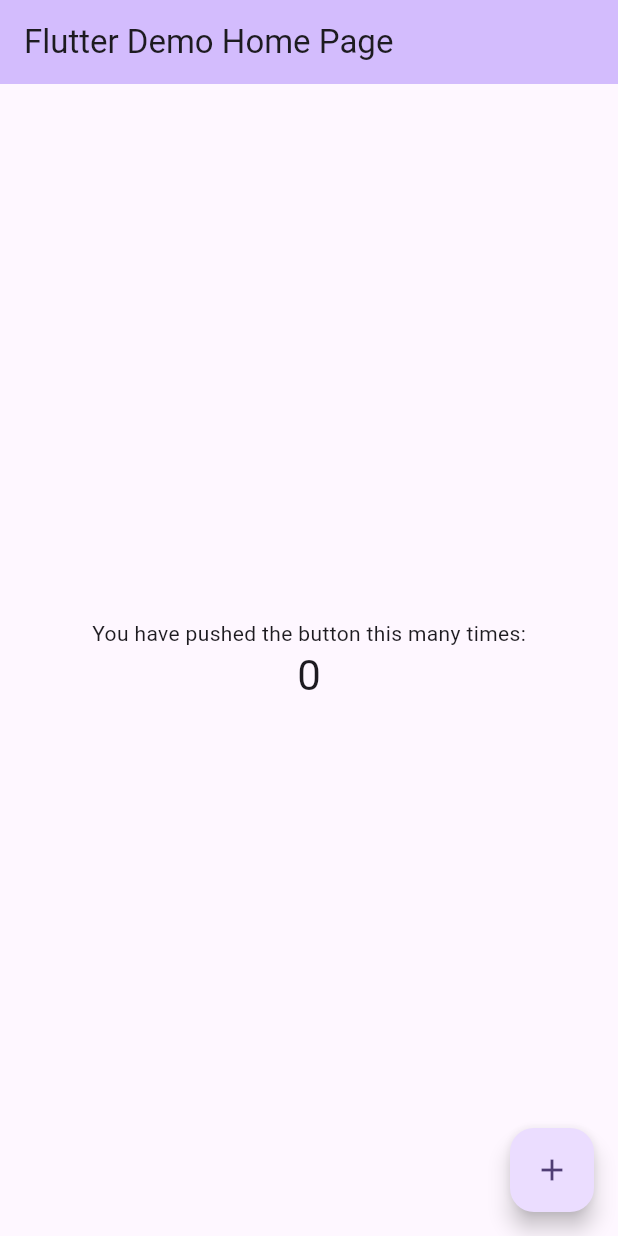
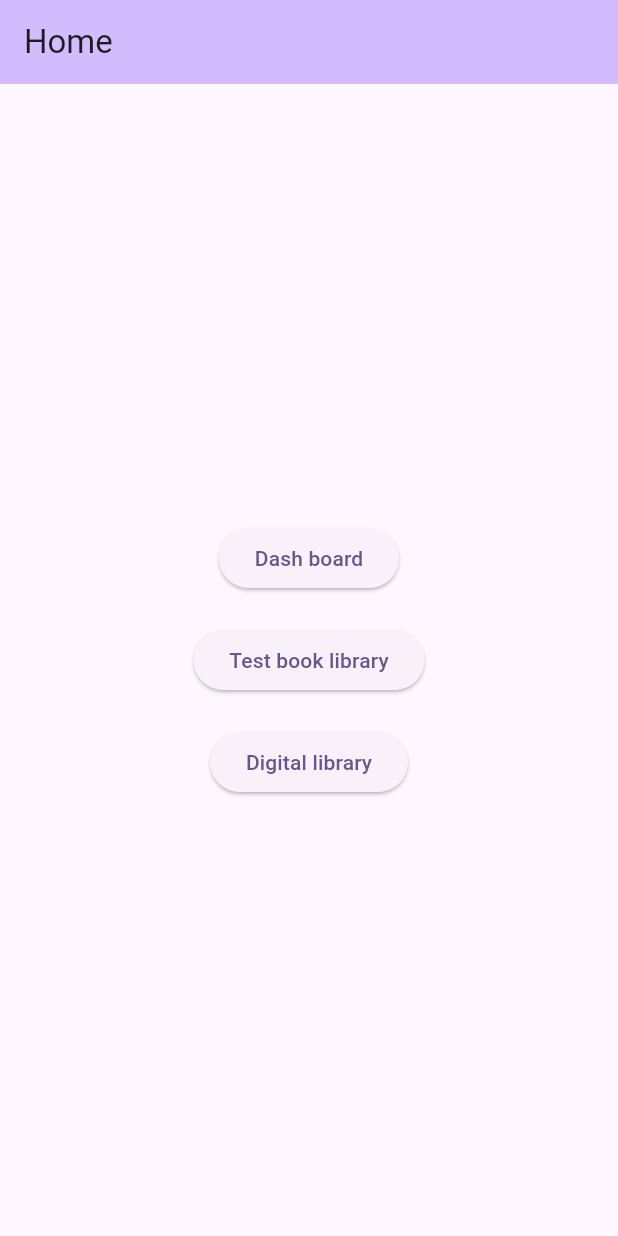
Before and after one commit to could-ai/0199a5fc-dbab-7002-85c0-d24646262c26, a Flutter app: the screen it shows after launch, on a phone screen of 412 x 824 dp. Run offline on Flutter 3.47's test engine with Material 3 defaults, Android fonts, the phone set to English and light mode, and no system bars.

Commit message:
I have updated the main.dart file to set up the basic structure of the application. The previous counter demo has been removed, and the HomePage is now set as the initial screen. This change provides a clean foundation for the new app structure.; I have created a new home page that serves as the main entry point of your application. This page features three buttons: 'Dash board', 'Test book library', and 'Digital library'. Each button is configured to navigate to its respective screen, providing the primary navigation for the user.; I have created the dashboard page, which will display the user's schedule. It includes a placeholder for the time table, an 'Add' button, and a 'Next' button at the bottom, along with a 'Back' button in the app bar for easy navigation. This sets up the basic layout for the schedule management feature.; I have created the testbook library page, which is designed to display book details. It includes 'Add' and 'Next' buttons in the app bar for user actions, and a 'Back' button for returning to the home screen. This provides the fundamental structure for the book library feature.; I have created the digital library page, which will manage digital resources like PDFs and study schedules. The page includes placeholders for PDF options and a study timetable, along with 'Add' buttons for both general items and the daily schedule. A 'Back' button is also present for navigation. This establishes the initial layout for the digital library functionality.

```diff
--- a/usr/lib/main.dart
+++ b/usr/lib/main.dart
@@ -1,4 +1,5 @@
 import 'package:flutter/material.dart';
+import 'package:couldai_user_app/screens/home_page.dart';
 
 void main() {
   runApp(const MyApp());
@@ -7,114 +8,16 @@ void main() {
 class MyApp extends StatelessWidget {
   const MyApp({super.key});
 
-  // This widget is the root of your application.
   @override
   Widget build(BuildContext context) {
     return MaterialApp(
-      title: 'Flutter Demo',
+      title: 'Flutter App',
       debugShowCheckedModeBanner: false,
       theme: ThemeData(
-        // This is the theme of your application.
-        //
-        // TRY THIS: Try running your application with "flutter run". You'll see
-        // the application has a purple toolbar. Then, without quitting the app,
-        // try changing the seedColor in the colorScheme below to Colors.green
-        // and then invoke "hot reload" (save your changes or press the "hot
-        // reload" button in a Flutter-supported IDE, or press "r" if you used
-        // the command line to start the app).
-        //
-        // Notice that the counter didn't reset back to zero; the application
-        // state is not lost during the reload. To reset the state, use hot
-        // restart instead.
-        //
-        // This works for code too, not just values: Most code changes can be
-        // tested with just a hot reload.
         colorScheme: ColorScheme.fromSeed(seedColor: Colors.deepPurple),
+        useMaterial3: true,
       ),
-      home: const MyHomePage(title: 'Flutter Demo Home Page'),
+      home: const HomePage(),
     );
   }
 }
-
-class MyHomePage extends StatefulWidget {
-  const MyHomePage({super.key, required this.title});
-
-  // This widget is the home page of your application. It is stateful, meaning
-  // that it has a State object (defined below) that contains fields that affect
-  // how it looks.
-
-  // This class is the configuration for the state. It holds the values (in this
-  // case the title) provided by the parent (in this case the App widget) and
-  // used by the build method of the State. Fields in a Widget subclass are
-  // always marked "final".
-
-  final String title;
-
-  @override
-  State<MyHomePage> createState() => _MyHomePageState();
-}
-
-class _MyHomePageState extends State<MyHomePage> {
-  int _counter = 0;
-
-  void _incrementCounter() {
-    setState(() {
-      // This call to setState tells the Flutter framework that something has
-      // changed in this State, which causes it to rerun the build method below
-      // so that the display can reflect the updated values. If we changed
-      // _counter without calling setState(), then the build method would not be
-      // called again, and so nothing would appear to happen.
-      _counter++;
-    });
-  }
-
-  @override
-  Widget build(BuildContext context) {
-    // This method is rerun every time setState is called, for instance as done
-    // by the _incrementCounter method above.
-    //
-    // The Flutter framework has been optimized to make rerunning build methods
-    // fast, so that you can just rebuild anything that needs updating rather
-    // than having to individually change instances of widgets.
-    return Scaffold(
-      appBar: AppBar(
-        // TRY THIS: Try changing the color here to a specific color (to
-        // Colors.amber, perhaps?) and trigger a hot reload to see the AppBar
-        // change color while the other colors stay the same.
-        backgroundColor: Theme.of(context).colorScheme.inversePrimary,
-        // Here we take the value from the MyHomePage object that was created by
-        // the App.build method, and use it to set our appbar title.
-        title: Text(widget.title),
-      ),
-      body: Center(
-        // Center is a layout widget. It takes a single child and positions it
-        // in the middle of the parent.
-        child: Column(
-          // Column is also a layout widget. It takes a list of children and
-          // arranges them vertically. By default, it sizes itself to fit its
-          // children horizontally, and tries to be as tall as its parent.
-          //
-          // Column has various properties to control how it sizes itself and
-          // how it positions its children. Here we use mainAxisAlignment to
-          // center the children vertically; the main axis here is the vertical
-          // axis because Columns are vertical (the cross axis would be
-          // horizontal).
-          //
-          // TRY THIS: Invoke "debug painting" (choose the "Toggle Debug Paint"
-          // action in the IDE, or press "p" in the console), to see the
-          // wireframe for each widget.
-          mainAxisAlignment: MainAxisAlignment.center,
-          children: <Widget>[
-            const Text('You have pushed the button this many times:'),
-            Text('$_counter', style: Theme.of(context).textTheme.headlineMedium),
-          ],
-        ),
-      ),
-      floatingActionButton: FloatingActionButton(
-        onPressed: _incrementCounter,
-        tooltip: 'Increment',
-        child: const Icon(Icons.add),
-      ), // This trailing comma makes auto-formatting nicer for build methods.
-    );
-  }
-}
--- /dev/null
+++ b/usr/lib/screens/home_page.dart
@@ -0,0 +1,54 @@
+import 'package:flutter/material.dart';
+import 'package:couldai_user_app/screens/dashboard_page.dart';
+import 'package:couldai_user_app/screens/testbook_library_page.dart';
+import 'package:couldai_user_app/screens/digital_library_page.dart';
+
+class HomePage extends StatelessWidget {
+  const HomePage({super.key});
+
+  @override
+  Widget build(BuildContext context) {
+    return Scaffold(
+      appBar: AppBar(
+        title: const Text('Home'),
+        backgroundColor: Theme.of(context).colorScheme.inversePrimary,
+      ),
+      body: Center(
+        child: Column(
+          mainAxisAlignment: MainAxisAlignment.center,
+          children: <Widget>[
+            ElevatedButton(
+              onPressed: () {
+                Navigator.push(
+                  context,
+                  MaterialPageRoute(builder: (context) => const DashboardPage()),
+                );
+              },
+              child: const Text('Dash board'),
+            ),
+            const SizedBox(height: 20),
+            ElevatedButton(
+              onPressed: () {
+                Navigator.push(
+                  context,
+                  MaterialPageRoute(builder: (context) => const TestbookLibraryPage()),
+                );
+              },
+              child: const Text('Test book library'),
+            ),
+            const SizedBox(height: 20),
+            ElevatedButton(
+              onPressed: () {
+                Navigator.push(
+                  context,
+                  MaterialPageRoute(builder: (context) => const DigitalLibraryPage()),
+                );
+              },
+              child: const Text('Digital library'),
+            ),
+          ],
+        ),
+      ),
+    );
+  }
+}
```
Also changed, not shown: usr/lib/screens/dashboard_page.dart (added, +43 -0 lines), usr/lib/screens/digital_library_page.dart (added, +50 -0 lines), usr/lib/screens/testbook_library_page.dart (added, +38 -0 lines).
